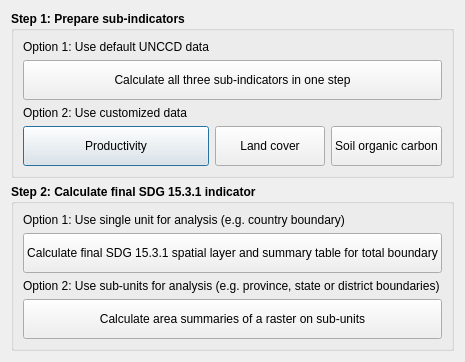
First picture: the form in LDMP/gui/DlgCalculate.ui, repository LocateIT/trends.earth, before the edit.
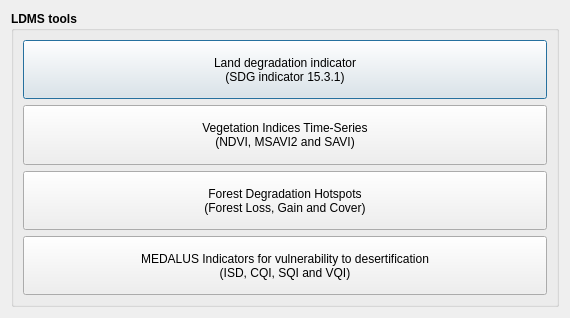
Second picture: the form after the edit.

Commit message: add medalus and time series UI

The edit to the form file:
```diff
--- a/LDMP/gui/DlgCalculate.ui
+++ b/LDMP/gui/DlgCalculate.ui
@@ -9,8 +9,8 @@
    <rect>
     <x>0</x>
     <y>0</y>
-    <width>423</width>
-    <height>342</height>
+    <width>570</width>
+    <height>318</height>
    </rect>
   </property>
   <property name="sizePolicy">
@@ -22,9 +22,15 @@
   <property name="windowTitle">
    <string>Calculate Indicators</string>
   </property>
-  <layout class="QVBoxLayout" name="verticalLayout_2">
+  <layout class="QVBoxLayout" name="verticalLayout">
    <item>
     <widget class="QGroupBox" name="groupBox">
+     <property name="sizePolicy">
+      <sizepolicy hsizetype="Preferred" vsizetype="Minimum">
+       <horstretch>0</horstretch>
+       <verstretch>0</verstretch>
+      </sizepolicy>
+     </property>
      <property name="font">
       <font>
        <weight>75</weight>
@@ -32,11 +38,11 @@
       </font>
      </property>
      <property name="title">
-      <string>Step 1: Prepare sub-indicators</string>
+      <string>LDMS tools</string>
      </property>
-     <layout class="QGridLayout" name="gridLayout_2">
-      <item row="4" column="1">
-       <widget class="QPushButton" name="btn_prod">
+     <layout class="QVBoxLayout" name="verticalLayout_2">
+      <item>
+       <widget class="QPushButton" name="pushButton_ld">
         <property name="sizePolicy">
          <sizepolicy hsizetype="Minimum" vsizetype="Minimum">
           <horstretch>0</horstretch>
@@ -56,12 +62,13 @@
          </font>
         </property>
         <property name="text">
-         <string>Productivity</string>
+         <string>Land degradation indicator
+(SDG indicator 15.3.1)</string>
         </property>
        </widget>
       </item>
-      <item row="4" column="2">
-       <widget class="QPushButton" name="btn_lc">
+      <item>
+       <widget class="QPushButton" name="pushButton_timeseries">
         <property name="sizePolicy">
          <sizepolicy hsizetype="Minimum" vsizetype="Minimum">
           <horstretch>0</horstretch>
@@ -81,116 +88,13 @@
          </font>
         </property>
         <property name="text">
-         <string>Land cover</string>
+         <string>Vegetation Indices Time-Series
+(NDVI, MSAVI2 and SAVI)</string>
         </property>
        </widget>
       </item>
-      <item row="2" column="1" colspan="3">
-       <widget class="QPushButton" name="btn_sdg_onestep">
-        <property name="sizePolicy">
-         <sizepolicy hsizetype="Minimum" vsizetype="Minimum">
-          <horstretch>0</horstretch>
-          <verstretch>0</verstretch>
-         </sizepolicy>
-        </property>
-        <property name="minimumSize">
-         <size>
-          <width>0</width>
-          <height>40</height>
-         </size>
-        </property>
-        <property name="font">
-         <font>
-          <weight>50</weight>
-          <bold>false</bold>
-         </font>
-        </property>
-        <property name="text">
-         <string>Calculate all three sub-indicators in one step</string>
-        </property>
-       </widget>
-      </item>
-      <item row="1" column="1">
-       <widget class="QLabel" name="label">
-        <property name="font">
-         <font>
-          <weight>50</weight>
-          <bold>false</bold>
-         </font>
-        </property>
-        <property name="text">
-         <string>Option 1: Use default UNCCD data</string>
-        </property>
-       </widget>
-      </item>
-      <item row="4" column="3">
-       <widget class="QPushButton" name="btn_soc">
-        <property name="sizePolicy">
-         <sizepolicy hsizetype="Minimum" vsizetype="Minimum">
-          <horstretch>0</horstretch>
-          <verstretch>0</verstretch>
-         </sizepolicy>
-        </property>
-        <property name="minimumSize">
-         <size>
-          <width>0</width>
-          <height>40</height>
-         </size>
-        </property>
-        <property name="font">
-         <font>
-          <weight>50</weight>
-          <bold>false</bold>
-         </font>
-        </property>
-        <property name="text">
-         <string>Soil organic carbon</string>
-        </property>
-       </widget>
-      </item>
-      <item row="3" column="1" colspan="3">
-       <widget class="QLabel" name="label_2">
-        <property name="font">
-         <font>
-          <weight>50</weight>
-          <bold>false</bold>
-         </font>
-        </property>
-        <property name="text">
-         <string>Option 2: Use customized data</string>
-        </property>
-       </widget>
-      </item>
-     </layout>
-    </widget>
-   </item>
-   <item>
-    <widget class="QGroupBox" name="groupBox_4">
-     <property name="font">
-      <font>
-       <weight>75</weight>
-       <bold>true</bold>
-      </font>
-     </property>
-     <property name="title">
-      <string>Step 2: Calculate final SDG 15.3.1 indicator</string>
-     </property>
-     <layout class="QVBoxLayout" name="verticalLayout">
       <item>
-       <widget class="QLabel" name="label_4">
-        <property name="font">
-         <font>
-          <weight>50</weight>
-          <bold>false</bold>
-         </font>
-        </property>
-        <property name="text">
-         <string>Option 1: Use single unit for analysis (e.g. country boundary)</string>
-        </property>
-       </widget>
-      </item>
-      <item>
-       <widget class="QPushButton" name="btn_summary_single_polygon">
+       <widget class="QPushButton" name="pushButton_forest">
         <property name="sizePolicy">
          <sizepolicy hsizetype="Minimum" vsizetype="Minimum">
           <horstretch>0</horstretch>
@@ -210,25 +114,13 @@
          </font>
         </property>
         <property name="text">
-         <string>Calculate final SDG 15.3.1 spatial layer and summary table for total boundary</string>
+         <string>Forest Degradation Hotspots
+(Forest Loss, Gain and Cover)</string>
         </property>
        </widget>
       </item>
       <item>
-       <widget class="QLabel" name="label_3">
-        <property name="font">
-         <font>
-          <weight>50</weight>
-          <bold>false</bold>
-         </font>
-        </property>
-        <property name="text">
-         <string>Option 2: Use sub-units for analysis (e.g. province, state or district boundaries)</string>
-        </property>
-       </widget>
-      </item>
-      <item>
-       <widget class="QPushButton" name="btn_summary_multi_polygons">
+       <widget class="QPushButton" name="pushButton_medalus">
         <property name="sizePolicy">
          <sizepolicy hsizetype="Minimum" vsizetype="Minimum">
           <horstretch>0</horstretch>
@@ -248,7 +140,8 @@
          </font>
         </property>
         <property name="text">
-         <string>Calculate area summaries of a raster on sub-units</string>
+         <string>MEDALUS Indicators for vulnerability to desertification
+(ISD, CQI, SQI and VQI)</string>
         </property>
        </widget>
       </item>
```
The commit also changes 41 other files.
